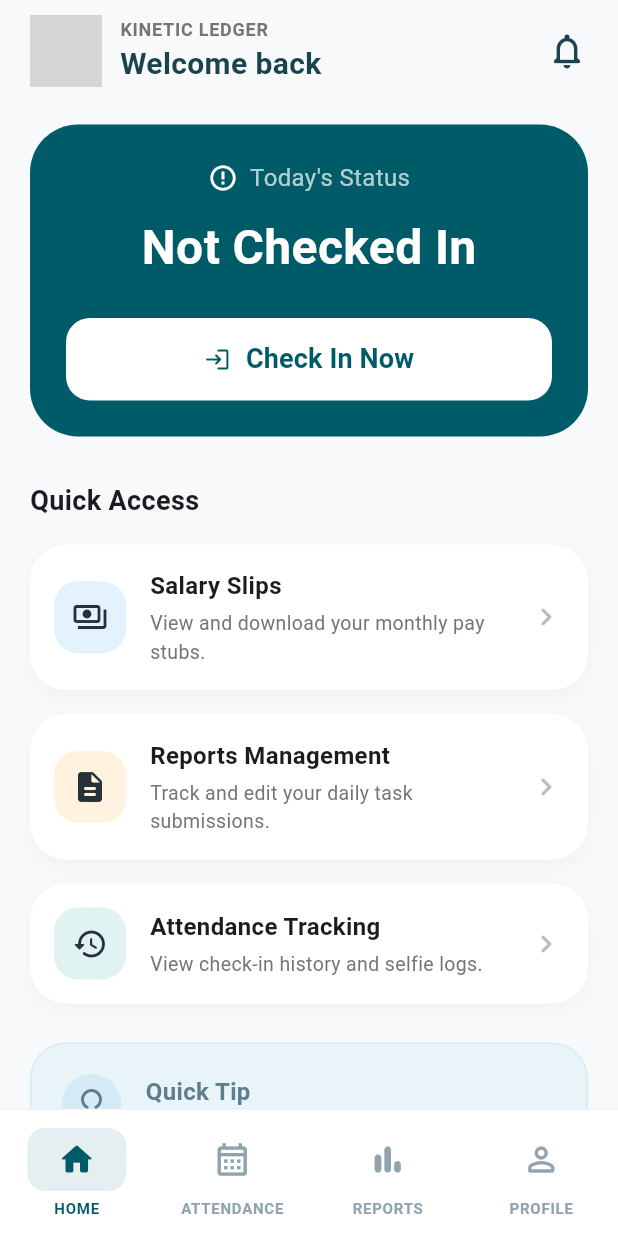
After one commit to sujay-png/redhr_mobile-app, a Flutter app: the HomePage screen opened by its route, on a phone screen of 412 x 824 dp. The commit adds this screen. Run offline on Flutter 3.47's test engine with Material 3 defaults, Android fonts, the phone set to English and light mode, and no system bars; our stand-ins replace camera, firebase_auth, firebase_core, geolocator, go_router, shared_preferences; accounts and stored records are empty; network calls fail; grey boxes are pictures that could not be loaded.

Commit message:
few screens are completed

```diff
--- a/lib/attendance_camera_screen.dart
+++ b/lib/attendance_camera_screen.dart
@@ -3,6 +3,7 @@ import 'dart:ui';
 import 'package:camera/camera.dart';
 import 'package:flutter/material.dart';
 import 'package:geolocator/geolocator.dart';
+import 'package:go_router/go_router.dart';
 import 'package:intl/intl.dart';
 import 'package:redhr_mobile_app/service/api_service.dart';
 import 'package:shared_preferences/shared_preferences.dart';
@@ -293,11 +294,12 @@ class _AttendanceCameraScreenState extends State<AttendanceCameraScreen> {
         SnackBar(
           content: Text(res['message'] ?? "Attendance Marked"),
           backgroundColor: Colors.green,
+          duration: const Duration(seconds: 2),
         ),
       );
 
-    Navigator.pop(context);
 
+      context.go('/home');
     } catch (e) {
       print("❌ ERROR: $e");
 
@@ -310,8 +312,8 @@ class _AttendanceCameraScreenState extends State<AttendanceCameraScreen> {
           backgroundColor: Colors.red,
         ),
       );
-
     } finally {
       if (mounted) setState(() => _isCapturing = false);
     }
-}}
+  }
+}
--- a/lib/auth/login.dart
+++ b/lib/auth/login.dart
@@ -1,8 +1,8 @@
 import 'package:flutter/material.dart';
 import 'package:firebase_auth/firebase_auth.dart';
+import 'package:go_router/go_router.dart';
 import 'package:redhr_mobile_app/service/api_service.dart';
 import 'package:shared_preferences/shared_preferences.dart';
-
 
 class EmployeeLoginScreen extends StatefulWidget {
   const EmployeeLoginScreen({super.key});
@@ -42,8 +42,7 @@ class _EmployeeLoginScreenState extends State<EmployeeLoginScreen> {
       await prefs.setInt("employee_id", user['id']);
 
       // 🔥 5. Navigate (FIXED)
-    Navigator.pushReplacementNamed(context, '/home');
-
+      context.go('/home');
     } catch (e) {
       print("❌ Login Error: $e");
 
@@ -70,23 +69,16 @@ class _EmployeeLoginScreenState extends State<EmployeeLoginScreen> {
             color: Colors.white,
             borderRadius: BorderRadius.circular(16),
             boxShadow: [
-              BoxShadow(
-                blurRadius: 20,
-                color: Colors.black.withOpacity(0.05),
-              )
+              BoxShadow(blurRadius: 20, color: Colors.black.withOpacity(0.05)),
             ],
           ),
           child: Column(
             mainAxisSize: MainAxisSize.min,
             children: [
-
               /// LOGO / TITLE
               const Text(
                 "Employee Login",
-                style: TextStyle(
-                  fontSize: 22,
-                  fontWeight: FontWeight.bold,
-                ),
+                style: TextStyle(fontSize: 22, fontWeight: FontWeight.bold),
               ),
 
               const SizedBox(height: 20),
@@ -139,9 +131,7 @@ SizedBox(
                       ? const CircularProgressIndicator(color: Colors.white)
                       : const Text(
                           "LOGIN",
-            style: TextStyle(
-              fontWeight: FontWeight.bold,
-            ),
+                          style: TextStyle(fontWeight: FontWeight.bold),
                         ),
                 ),
               ),
--- /dev/null
+++ b/lib/homepage.dart
@@ -0,0 +1,242 @@
+import 'package:flutter/material.dart';
+
+class HomePage extends StatelessWidget {
+  const HomePage({super.key});
+
+  @override
+  Widget build(BuildContext context) {
+
+    const primaryTeal = Color(0xFF005B69);
+    const backgroundColor = Color(0xFFF8F9FA);
+
+    return Scaffold(
+      backgroundColor: backgroundColor,
+      body: SafeArea(
+        child: SingleChildScrollView(
+          padding: const EdgeInsets.symmetric(horizontal: 20, vertical: 10),
+          child: Column(
+            crossAxisAlignment: CrossAxisAlignment.start,
+            children: [
+
+              Row(
+                mainAxisAlignment: MainAxisAlignment.spaceBetween,
+                children: [
+                  Row(
+                    children: [
+                      const CircleAvatar(
+                        radius: 24,
+                        backgroundImage: NetworkImage('https://via.placeholder.com/150'),
+                      ),
+                      const SizedBox(width: 12),
+                      Column(
+                        crossAxisAlignment: CrossAxisAlignment.start,
+                        children: [
+                          Text(
+                            'KINETIC LEDGER',
+                            style: TextStyle(
+                              fontSize: 12,
+                              fontWeight: FontWeight.w600,
+                              color: Colors.grey[600],
+                              letterSpacing: 0.5,
+                            ),
+                          ),
+                          const Text(
+                            'Welcome back',
+                            style: TextStyle(
+                              fontSize: 20,
+                              fontWeight: FontWeight.bold,
+                              color: Color(0xFF1A434E),
+                            ),
+                          ),
+                        ],
+                      ),
+                    ],
+                  ),
+                  const Icon(Icons.notifications_none_rounded, color: Color(0xFF1A434E), size: 28),
+                ],
+              ),
+              const SizedBox(height: 25),
+
+              // --- Today's Status Card ---
+              Container(
+                width: double.infinity,
+                padding: const EdgeInsets.all(24),
+                decoration: BoxDecoration(
+                  color: primaryTeal,
+                  borderRadius: BorderRadius.circular(32),
+                ),
+                child: Column(
+                  children: [
+                    Row(
+                      mainAxisAlignment: MainAxisAlignment.center,
+                      children: const [
+                        Icon(Icons.error_outline, color: Colors.white, size: 20),
+                        SizedBox(width: 8),
+                        Text(
+                          "Today's Status",
+                          style: TextStyle(color: Colors.white70, fontSize: 16),
+                        ),
+                      ],
+                    ),
+                    const SizedBox(height: 12),
+                    const Text(
+                      'Not Checked In',
+                      style: TextStyle(
+                        color: Colors.white,
+                        fontSize: 32,
+                        fontWeight: FontWeight.bold,
+                      ),
+                    ),
+                    const SizedBox(height: 24),
+                    ElevatedButton(
+                      onPressed: () {},
+                      style: ElevatedButton.styleFrom(
+                        backgroundColor: Colors.white,
+                        foregroundColor: primaryTeal,
+                        minimumSize: const Size(double.infinity, 55),
+                        shape: RoundedRectangleBorder(
+                          borderRadius: BorderRadius.circular(16),
+                        ),
+                        elevation: 0,
+                      ),
+                      child: Row(
+                        mainAxisAlignment: MainAxisAlignment.center,
+                        children: const [
+                          Icon(Icons.login_rounded),
+                          SizedBox(width: 10),
+                          Text(
+                            'Check In Now',
+                            style: TextStyle(fontSize: 18, fontWeight: FontWeight.bold),
+                          ),
+                        ],
+                      ),
+                    ),
+                  ],
+                ),
+              ),
+              const SizedBox(height: 30),
+
+              // --- Quick Access Section ---
+              const Text(
+                'Quick Access',
+                style: TextStyle(fontSize: 18, fontWeight: FontWeight.bold),
+              ),
+              const SizedBox(height: 16),
+
+              _buildMenuCard(
+                icon: Icons.payments_outlined,
+                iconBg: const Color(0xFFE3F2FD),
+                title: 'Salary Slips',
+                subtitle: 'View and download your monthly pay stubs.',
+              ),
+              _buildMenuCard(
+                icon: Icons.description_rounded,
+                iconBg: const Color(0xFFFFF3E0),
+                title: 'Reports Management',
+                subtitle: 'Track and edit your daily task submissions.',
+              ),
+              _buildMenuCard(
+                icon: Icons.history_rounded,
+                iconBg: const Color(0xFFE0F2F1),
+                title: 'Attendance Tracking',
+                subtitle: 'View check-in history and selfie logs.',
+              ),
+
+              const SizedBox(height: 10),
+
+              // --- Quick Tip Section ---
+              Container(
+                padding: const EdgeInsets.all(20),
+                decoration: BoxDecoration(
+                  color: const Color(0xFFE8F4F8),
+                  borderRadius: BorderRadius.circular(24),
+                  border: Border.all(color: Colors.blue.withOpacity(0.1)),
+                ),
+                child: Row(
+                  crossAxisAlignment: CrossAxisAlignment.start,
+                  children: [
+                    CircleAvatar(
+                      backgroundColor: Colors.blue.withOpacity(0.1),
+                      child: const Icon(Icons.lightbulb_outline, color: Colors.blueGrey),
+                    ),
+                    const SizedBox(width: 16),
+                    const Expanded(
+                      child: Column(
+                        crossAxisAlignment: CrossAxisAlignment.start,
+                        children: [
+                          Text(
+                            'Quick Tip',
+                            style: TextStyle(fontSize: 16, fontWeight: FontWeight.bold, color: Colors.blueGrey),
+                          ),
+                          SizedBox(height: 4),
+                          Text(
+                            'Checking in before 9:05 AM helps maintain your perfect punctuality record for this month!',
+                            style: TextStyle(color: Colors.blueGrey, height: 1.4),
+                          ),
+                        ],
+                      ),
+                    ),
+                  ],
+                ),
+              ),
+              const SizedBox(height: 20),
+            ],
+          ),
+        ),
+      ),
+    );
+  }
+
+  Widget _buildMenuCard({
+    required IconData icon,
+    required Color iconBg,
+    required String title,
+    required String subtitle,
+  }) {
+    return Container(
+      margin: const EdgeInsets.only(bottom: 16),
+      padding: const EdgeInsets.all(16),
+      decoration: BoxDecoration(
+        color: Colors.white,
+        borderRadius: BorderRadius.circular(24),
+        boxShadow: [
+          BoxShadow(
+            color: Colors.black.withOpacity(0.03),
+            blurRadius: 10,
+            offset: const Offset(0, 4),
+          ),
+        ],
+      ),
+      child: Row(
+        children: [
+          Container(
+            padding: const EdgeInsets.all(12),
+            decoration: BoxDecoration(
+              color: iconBg,
+              borderRadius: BorderRadius.circular(16),
+            ),
+            child: Icon(icon, color: const Color(0xFF263238)),
+          ),
+          const SizedBox(width: 16),
+          Expanded(
+            child: Column(
+              crossAxisAlignment: CrossAxisAlignment.start,
+              children: [
+                Text(
+                  title,
+                  style: const TextStyle(fontSize: 16, fontWeight: FontWeight.bold),
+                ),
+                const SizedBox(height: 4),
+                Text(
+                  subtitle,
+                  style: TextStyle(fontSize: 13, color: Colors.grey[600]),
+                ),
+              ],
+            ),
+          ),
+          Icon(Icons.chevron_right_rounded, color: Colors.grey[400]),
+        ],
+      ),
+    );
+  }
+}
--- a/lib/main.dart
+++ b/lib/main.dart
@@ -1,34 +1,89 @@
 import 'package:flutter/material.dart';
 import 'package:firebase_core/firebase_core.dart';
+import 'package:go_router/go_router.dart';
 
 import 'package:redhr_mobile_app/auth/login.dart';
-import 'attendance_camera_screen.dart';
+import 'package:redhr_mobile_app/homepage.dart';
+import 'package:redhr_mobile_app/nav/shell.dart';
+import 'package:redhr_mobile_app/attendance_camera_screen.dart';
 
 Future<void> main() async {
   WidgetsFlutterBinding.ensureInitialized();
-
-  // 🔥 VERY IMPORTANT → Initialize Firebase
   await Firebase.initializeApp();
-
   runApp(const MainApp());
 }
+
+final _rootNavigatorKey = GlobalKey<NavigatorState>();
 
 class MainApp extends StatelessWidget {
   const MainApp({super.key});
 
+  static final GoRouter _router = GoRouter(
+    initialLocation: '/login',
+    navigatorKey: _rootNavigatorKey,
+    routes: [
+      // 1. LOGIN SCREEN (No Bottom Nav)
+      GoRoute(
+        path: '/login',
+        builder: (context, state) => const EmployeeLoginScreen(),
+      ),
+
+      // 2. ATTENDANCE CAMERA (No Bottom Nav - Root level)
+      GoRoute(
+        path: '/attendance-camera',
+        parentNavigatorKey: _rootNavigatorKey, // Ensures it covers the whole screen
+        builder: (context, state) => const AttendanceCameraScreen(),
+      ),
+
+      // 3. MAIN APP SHELL (With Bottom Nav)
+      StatefulShellRoute.indexedStack(
+        builder: (context, state, navigationShell) {
+          return AppShell(navigationShell: navigationShell);
+        },
+        branches: [
+          StatefulShellBranch(
+            routes: [
+              GoRoute(
+                path: '/home',
+                builder: (context, state) => const HomePage(),
+              ),
+            ],
+          ),
+          StatefulShellBranch(
+            routes: [
+              GoRoute(
+                path: '/attendance',
+                // This redirect triggers when the user taps the Attendance Tab
+                redirect: (context, state) => '/attendance-camera',
+              ),
+            ],
+          ),
+          StatefulShellBranch(
+            routes: [
+              GoRoute(
+                path: '/reports',
+                builder: (context, state) => const Scaffold(body: Center(child: Text("Reports"))),
+              ),
+            ],
+          ),
+          StatefulShellBranch(
+            routes: [
+              GoRoute(
+                path: '/profile',
+                builder: (context, state) => const Scaffold(body: Center(child: Text("Profile"))),
+              ),
+            ],
+          ),
+        ],
+      ),
+    ],
+  );
+
   @override
   Widget build(BuildContext context) {
-    return MaterialApp(
+    return MaterialApp.router(
       debugShowCheckedModeBanner: false,
-
-      // 🔥 Routes (clean navigation)
-      routes: {
-        '/login': (context) => const EmployeeLoginScreen(),
-        '/home': (context) => const AttendanceCameraScreen(),
-      },
-
-      // 🔥 Start with login
-      home: const EmployeeLoginScreen(),
+      routerConfig: _router,
     );
   }
 }
--- /dev/null
+++ b/lib/nav/nav.dart
@@ -0,0 +1,69 @@
+import 'package:flutter/material.dart';
+
+class CustomBottomNav extends StatelessWidget {
+  final int currentIndex;
+  final Function(int) onTap;
+
+  const CustomBottomNav({
+    super.key,
+    required this.currentIndex,
+    required this.onTap,
+  });
+
+  @override
+  Widget build(BuildContext context) {
+    return Container(
+      height: 85,
+      decoration: const BoxDecoration(
+        color: Colors.white,
+        border: Border(top: BorderSide(color: Color(0xFFF1F1F1), width: 1)),
+      ),
+      child: Row(
+        mainAxisAlignment: MainAxisAlignment.spaceAround,
+        children: [
+          _buildNavItem(0, Icons.home_rounded, 'HOME'),
+          _buildNavItem(1, Icons.calendar_month_outlined, 'ATTENDANCE'),
+          _buildNavItem(2, Icons.bar_chart_rounded, 'REPORTS'),
+          _buildNavItem(3, Icons.person_outline_rounded, 'PROFILE'),
+        ],
+      ),
+    );
+  }
+
+  Widget _buildNavItem(int index, IconData icon, String label) {
+    bool isSelected = currentIndex == index;
+    final activeColor = const Color(0xFF005B69);
+
+    return GestureDetector(
+      onTap: () => onTap(index),
+      behavior: HitTestBehavior.opaque,
+      child: Column(
+        mainAxisSize: MainAxisSize.min,
+        children: [
+          Container(
+            padding: const EdgeInsets.symmetric(horizontal: 20, vertical: 8),
+            decoration: BoxDecoration(
+              color: isSelected ? activeColor.withOpacity(0.1) : Colors.transparent,
+              borderRadius: BorderRadius.circular(12),
+            ),
+            child: Icon(
+              icon,
+              color: isSelected ? activeColor : Colors.blueGrey[300],
+              size: 26,
+            ),
+          ),
+          const SizedBox(height: 4),
+          Text(
+            label,
+            style: TextStyle(
+              fontSize: 10,
+              fontWeight: FontWeight.bold,
+              color: isSelected ? activeColor : Colors.blueGrey[300],
+              letterSpacing: 0.5,
+            ),
+          ),
+        ],
+      ),
+    );
+  }
+}
--- /dev/null
+++ b/lib/nav/shell.dart
@@ -0,0 +1,30 @@
+import 'package:flutter/material.dart';
+import 'package:go_router/go_router.dart';
+import 'nav.dart';
+
+class AppShell extends StatelessWidget {
+  final StatefulNavigationShell navigationShell;
+
+  const AppShell({
+    super.key,
+    required this.navigationShell,
+  });
+
+  void _onTap(int index) {
+    navigationShell.goBranch(
+      index,
+      initialLocation: index == navigationShell.currentIndex,
+    );
+  }
+
+  @override
+  Widget build(BuildContext context) {
+    return Scaffold(
+      body: navigationShell,
+      bottomNavigationBar: CustomBottomNav(
+        currentIndex: navigationShell.currentIndex,
+        onTap: _onTap,
+      ),
+    );
+  }
+}
--- a/pubspec.yaml
+++ b/pubspec.yaml
@@ -9,6 +9,7 @@ environment:
 dependencies:
   camera: ^0.12.0+1
   geolocator: ^13.0.1
+  go_router: ^17.1.0
   intl: ^0.19.0
   firebase_core: ^4.6.0
   flutter:
```
Also changed, not shown: pubspec.lock. Lines whose indentation alone changed are shown as unchanged.
